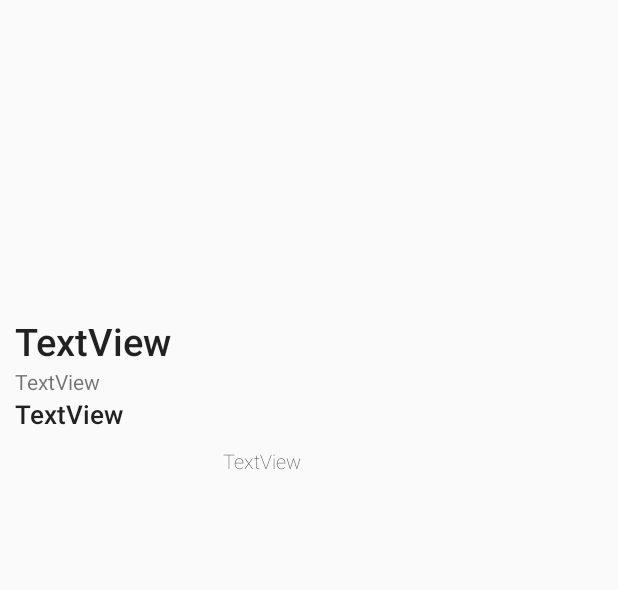
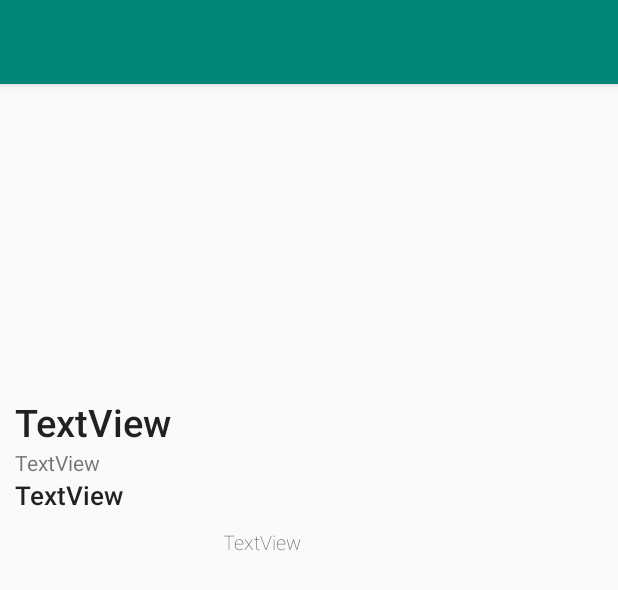
Before and after one commit to jerwest/AD340-Project, an Android app: the layout activity_zombie_movie_details.xml on its own in the app's theme, with its tools: preview values and no code run, on a phone screen of 412 x 824 dp. Shown: the top 590 px of the screen. Run offline under Robolectric (Android 15) with nearby library versions, the phone set to English and light mode, and no system bars.

Commit message:
added navbar capability back and improved upon it

```diff
--- a/app/src/main/res/layout/activity_main.xml
+++ b/app/src/main/res/layout/activity_main.xml
@@ -5,6 +5,10 @@
     android:layout_width="match_parent"
     android:layout_height="match_parent"
     tools:context=".MainActivity">
+
+    <include
+        android:id="@+id/toolbar"
+        layout="@layout/toolbar" />
 
     <TextView
         android:id="@+id/textView"
--- a/app/src/main/res/layout/activity_zombie_movie_details.xml
+++ b/app/src/main/res/layout/activity_zombie_movie_details.xml
@@ -6,6 +6,10 @@
     android:layout_height="match_parent"
     tools:context=".ZombieMovieDetails">
 
+    <include
+        android:id="@+id/toolbar"
+        layout="@layout/toolbar" />
+
     <include layout="@layout/content_zombie_movie_details" />
 
 </android.support.constraint.ConstraintLayout>
--- a/app/src/main/res/layout/activity_zombie_movies_page.xml
+++ b/app/src/main/res/layout/activity_zombie_movies_page.xml
@@ -6,6 +6,10 @@
     android:layout_height="match_parent"
     tools:context=".ZombieMoviesPage">
 
+    <include
+        android:id="@+id/toolbar"
+        layout="@layout/toolbar" />
+
     <include layout="@layout/content_zombie_movie_list" />
 
 </android.support.constraint.ConstraintLayout>
--- a/app/src/main/res/layout/content_zombie_movie_details.xml
+++ b/app/src/main/res/layout/content_zombie_movie_details.xml
@@ -2,7 +2,6 @@
 <LinearLayout xmlns:android="http://schemas.android.com/apk/res/android"
     android:layout_width="match_parent"
     android:layout_height="match_parent"
-    xmlns:app="http://schemas.android.com/apk/res-auto"
     android:orientation="vertical">
 
     <!-- 'detail' activity that displays  title, year, director, image, and description for the selected item-->
@@ -12,7 +11,8 @@
         android:layout_width="370dp"
         android:layout_height="210dp"
         android:textAlignment="center"
-        android:padding="1dp"/>
+        android:padding="1dp"
+        android:layout_marginTop="54dp"/>
 
         <!--app:srcCompat="@mipmap/ic_launcher" />-->
 
--- /dev/null
+++ b/app/src/main/res/layout/toolbar.xml
@@ -0,0 +1,9 @@
+<?xml version="1.0" encoding="utf-8"?>
+<android.support.v7.widget.Toolbar xmlns:android="http://schemas.android.com/apk/res/android"
+    android:layout_width="match_parent"
+    android:layout_height="wrap_content"
+    android:background="@color/colorPrimary"
+    android:elevation="4dp"
+    android:theme="@style/ThemeOverlay.AppCompat.Dark.ActionBar">
+
+</android.support.v7.widget.Toolbar>
--- a/app/src/main/res/values/styles.xml
+++ b/app/src/main/res/values/styles.xml
@@ -1,11 +1,13 @@
 <resources>
 
     <!-- Base application theme. -->
-    <style name="AppTheme" parent="Theme.AppCompat.Light.DarkActionBar">
+    <style name="AppTheme" parent="Theme.AppCompat.Light.NoActionBar">
         <!-- Customize your theme here. -->
         <item name="colorPrimary">@color/colorPrimary</item>
         <item name="colorPrimaryDark">@color/colorPrimaryDark</item>
         <item name="colorAccent">@color/colorAccent</item>
     </style>
 
+    <style name="AppTheme.AppBarOverlay" parent="ThemeOverlay.AppCompat.Dark.ActionBar" />
+
 </resources>
```
Also changed, not shown: app/src/main/AndroidManifest.xml (+29 -4 lines), app/src/main/java/com/westfall/ad340project/AboutActivity.java (added, +21 -0 lines), app/src/main/java/com/westfall/ad340project/MainActivity.java (+29 -0 lines), app/src/main/java/com/westfall/ad340project/ZombieMovieDetails.java (+8 -0 lines), app/src/main/java/com/westfall/ad340project/ZombieMoviesPage.java (+8 -0 lines), app/src/main/res/drawable/ic_outline_info_24dp.xml (added, +9 -0 lines), app/src/main/res/layout/activity_about.xml (added, +28 -0 lines), app/src/main/res/layout/content_zombie_movie_list.xml (+6 -3 lines), app/src/main/res/layout/zombie_movie_list_layout.xml (+5 -5 lines), app/src/main/res/menu/layout_menu.xml (added, +9 -0 lines), app/build.gradle (line endings or trailing spaces).
